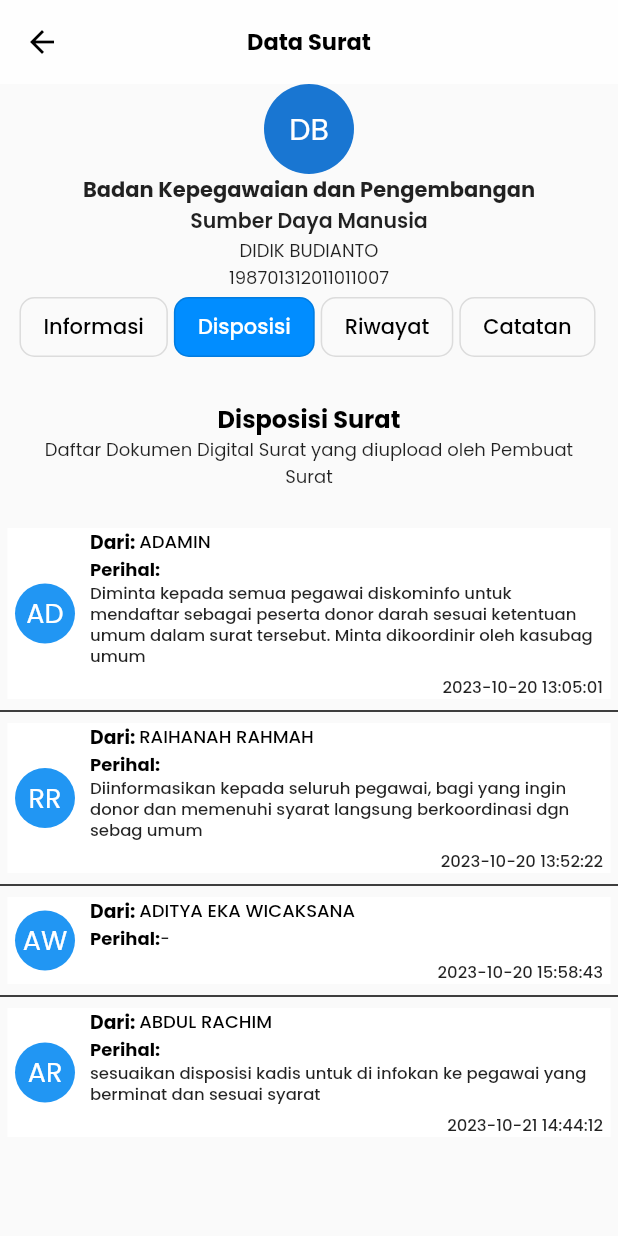
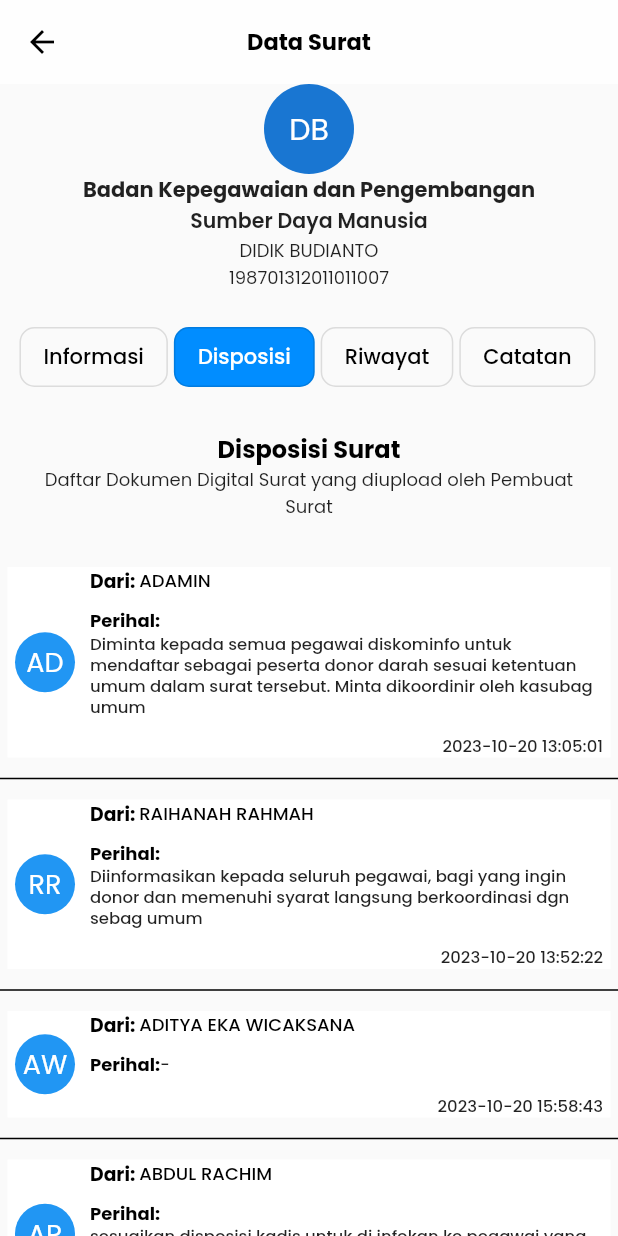
Before and after one commit to ZAZW27/eOffice, a Flutter app: the DisposisiSection screen opened directly, on a phone screen of 412 x 824 dp. Run offline on Flutter 3.47's test engine with Material 2 defaults, Android fonts, the light colour scheme and no system bars; our stand-ins replace flutter_svg.

Commit message:
Memperbaiki Jarak Margin pada Element Listview pada Disposisi

```diff
--- a/lib/pages/disposisi.dart
+++ b/lib/pages/disposisi.dart
@@ -16,44 +16,60 @@ class DisposisiSection extends StatelessWidget {
         children: <Widget>[
           const headerSuratPengaturan(),
           const DisposisiColumn(), // Gunakan widget DataSuratMasukColumn di sini
-          Disposisi(
+          Container(
+            margin: const EdgeInsets.only(top: 6, bottom: 6),
+            child: Disposisi(
               initial: "AD",
               dari: "ADAMIN",
               perihal:
                   "Diminta kepada semua pegawai diskominfo untuk mendaftar sebagai peserta donor darah sesuai ketentuan umum dalam surat tersebut. Minta dikoordinir oleh kasubag umum",
               tanggal: "2023-10-20 13:05:01",
             ),
+          ),
           const Divider(
             thickness: 1.0,
             color: Colors.black,
           ),
-          Disposisi(
+          Container(
+            margin: const EdgeInsets.only(top: 6, bottom: 6),
+            child: Disposisi(
               initial: "RR",
               dari: "RAIHANAH RAHMAH",
               perihal:
                   "Diinformasikan kepada seluruh pegawai, bagi yang ingin donor dan memenuhi syarat langsung berkoordinasi dgn sebag umum",
               tanggal: "2023-10-20 13:52:22",
             ),
+          ),
           const Divider(
             thickness: 1.0,
             color: Colors.black,
           ),
-          Disposisi(
+          Container(
+            margin: const EdgeInsets.only(top: 6, bottom: 6),
+            child: Disposisi(
               initial: "AW",
               dari: "ADITYA EKA WICAKSANA",
               perihal: "-",
               tanggal: "2023-10-20 15:58:43",
             ),
+          ),
           const Divider(
             thickness: 1.0,
             color: Colors.black,
           ),
-          Disposisi(
+          Container(
+            margin: const EdgeInsets.only(top: 6, bottom: 6),
+            child: Disposisi(
               initial: "AR",
               dari: "ABDUL RACHIM",
               perihal:
                   "sesuaikan disposisi kadis untuk di infokan ke pegawai yang berminat dan sesuai syarat",
               tanggal: "2023-10-21 14:44:12",
+            ),
+          ),
+          const Divider(
+            thickness: 1.0,
+            color: Colors.black,
           ),
         ],
       ),
@@ -152,7 +168,8 @@ class _DisposisiState extends State<Disposisi> {
   @override
   Widget build(BuildContext context) {
     return Padding(
-      padding: const EdgeInsets.only(left: 5, right: 5), // Berikan padding keseluruhan
+      padding: const EdgeInsets.only(
+          left: 5, right: 5), // Berikan padding keseluruhan
       child: Row(
         children: <Widget>[
           Expanded(
@@ -217,6 +234,9 @@ class _DisposisiState extends State<Disposisi> {
                               ),
                             ],
                           ),
+                          const SizedBox(
+                            height: 8,
+                          ),
                           Wrap(
                             direction: Axis.horizontal,
                             alignment: WrapAlignment.start,
@@ -237,7 +257,6 @@ class _DisposisiState extends State<Disposisi> {
                                   fontSize: 11.0,
                                   fontWeight: FontWeight.w500,
                                   height: 1.3,
-
                                 ),
                               ),
                             ],
@@ -246,7 +265,7 @@ class _DisposisiState extends State<Disposisi> {
                             mainAxisAlignment: MainAxisAlignment.end,
                             children: [
                               Padding(
-                                padding: const EdgeInsets.only(top: 5),
+                                padding: const EdgeInsets.only(top: 10),
                                 child: Text(
                                   widget.tanggal,
                                   style: const TextStyle(
@@ -296,6 +315,8 @@ class _headerSuratPengaturanState extends State<headerSuratPengaturan> {
 
   Center _infoBanner(double contentWidth) {
     return Center(
+      child: Container(
+        margin: const EdgeInsets.only(bottom: 20),
         child: SizedBox(
           width: contentWidth,
           // decoration: BoxDecoration(color: Colors.black),
@@ -344,6 +365,7 @@ class _headerSuratPengaturanState extends State<headerSuratPengaturan> {
                 ],
               ),
             ],
+          ),
         ),
       ),
     );
```
Lines whose indentation alone changed are shown as unchanged.
